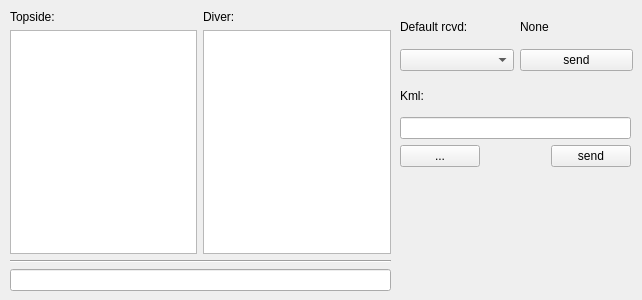
pi19404/labust-ros-pkg, file caddy/caddy_ui/src/rqt_caddy/resource/CaddyGui.ui: the form before one commit.
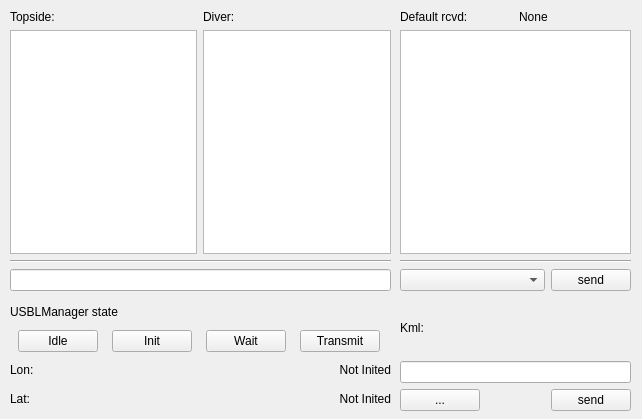
The form after the commit.

Commit message: Extended the caddy gui. Added available diver KML elipsoid calculation and drawing to ros2ge. Added publishing and external state changing of the USBLManager.

Diff of the .ui file:
```diff
--- a/caddy/caddy_ui/src/rqt_caddy/resource/CaddyGui.ui
+++ b/caddy/caddy_ui/src/rqt_caddy/resource/CaddyGui.ui
@@ -7,7 +7,7 @@
     <x>0</x>
     <y>0</y>
     <width>642</width>
-    <height>300</height>
+    <height>419</height>
    </rect>
   </property>
   <property name="windowTitle">
@@ -83,8 +83,8 @@
     <rect>
      <x>400</x>
      <y>10</y>
-     <width>233</width>
-     <height>61</height>
+     <width>231</width>
+     <height>281</height>
     </rect>
    </property>
    <layout class="QVBoxLayout" name="verticalLayout">
@@ -112,13 +112,36 @@
       </item>
      </layout>
     </item>
+    <item>
+     <widget class="QTextEdit" name="textEdit"/>
+    </item>
+    <item>
+     <widget class="Line" name="line">
+      <property name="orientation">
+       <enum>Qt::Horizontal</enum>
+      </property>
+     </widget>
+    </item>
     <item>
      <layout class="QHBoxLayout" name="horizontalLayout">
       <item>
-       <widget class="QComboBox" name="defaultComboBox"/>
+       <widget class="QComboBox" name="defaultComboBox">
+        <property name="sizePolicy">
+         <sizepolicy hsizetype="MinimumExpanding" vsizetype="Maximum">
+          <horstretch>0</horstretch>
+          <verstretch>0</verstretch>
+         </sizepolicy>
+        </property>
+       </widget>
       </item>
       <item>
        <widget class="QPushButton" name="sendDefault">
+        <property name="sizePolicy">
+         <sizepolicy hsizetype="Maximum" vsizetype="Maximum">
+          <horstretch>0</horstretch>
+          <verstretch>0</verstretch>
+         </sizepolicy>
+        </property>
         <property name="text">
          <string>send</string>
         </property>
@@ -132,9 +155,9 @@
    <property name="geometry">
     <rect>
      <x>400</x>
-     <y>80</y>
+     <y>300</y>
      <width>231</width>
-     <height>87</height>
+     <height>111</height>
     </rect>
    </property>
    <layout class="QVBoxLayout" name="verticalLayout_2">
@@ -181,6 +204,147 @@
     </item>
    </layout>
   </widget>
+  <widget class="QWidget" name="verticalLayoutWidget_4">
+   <property name="geometry">
+    <rect>
+     <x>10</x>
+     <y>300</y>
+     <width>381</width>
+     <height>111</height>
+    </rect>
+   </property>
+   <layout class="QVBoxLayout" name="initDiverLayout">
+    <item>
+     <widget class="QLabel" name="managerLabel">
+      <property name="text">
+       <string>USBLManager state</string>
+      </property>
+     </widget>
+    </item>
+    <item>
+     <layout class="QHBoxLayout" name="initButtonLayout">
+      <item>
+       <widget class="QPushButton" name="idleButton">
+        <property name="sizePolicy">
+         <sizepolicy hsizetype="Maximum" vsizetype="Fixed">
+          <horstretch>0</horstretch>
+          <verstretch>0</verstretch>
+         </sizepolicy>
+        </property>
+        <property name="text">
+         <string>Idle</string>
+        </property>
+       </widget>
+      </item>
+      <item>
+       <widget class="QPushButton" name="initDiverButton">
+        <property name="sizePolicy">
+         <sizepolicy hsizetype="Maximum" vsizetype="Fixed">
+          <horstretch>0</horstretch>
+          <verstretch>0</verstretch>
+         </sizepolicy>
+        </property>
+        <property name="text">
+         <string>Init</string>
+        </property>
+       </widget>
+      </item>
+      <item>
+       <widget class="QPushButton" name="waitButton">
+        <property name="sizePolicy">
+         <sizepolicy hsizetype="Maximum" vsizetype="Fixed">
+          <horstretch>0</horstretch>
+          <verstretch>0</verstretch>
+         </sizepolicy>
+        </property>
+        <property name="text">
+         <string>Wait</string>
+        </property>
+       </widget>
+      </item>
+      <item>
+       <widget class="QPushButton" name="transmitButton">
+        <property name="sizePolicy">
+         <sizepolicy hsizetype="Maximum" vsizetype="Fixed">
+          <horstretch>0</horstretch>
+          <verstretch>0</verstretch>
+         </sizepolicy>
+        </property>
+        <property name="text">
+         <string>Transmit</string>
+        </property>
+       </widget>
+      </item>
+     </layout>
+    </item>
+    <item>
+     <layout class="QHBoxLayout" name="horizontalLayout_6">
+      <item>
+       <widget class="QLabel" name="lonTextLabel">
+        <property name="sizePolicy">
+         <sizepolicy hsizetype="Maximum" vsizetype="Preferred">
+          <horstretch>0</horstretch>
+          <verstretch>0</verstretch>
+         </sizepolicy>
+        </property>
+        <property name="text">
+         <string>Lon:</string>
+        </property>
+       </widget>
+      </item>
+      <item>
+       <widget class="QLabel" name="lonLabel">
+        <property name="sizePolicy">
+         <sizepolicy hsizetype="MinimumExpanding" vsizetype="Preferred">
+          <horstretch>0</horstretch>
+          <verstretch>0</verstretch>
+         </sizepolicy>
+        </property>
+        <property name="text">
+         <string>Not Inited</string>
+        </property>
+        <property name="alignment">
+         <set>Qt::AlignRight|Qt::AlignTrailing|Qt::AlignVCenter</set>
+        </property>
+       </widget>
+      </item>
+     </layout>
+    </item>
+    <item>
+     <layout class="QHBoxLayout" name="horizontalLayout_5">
+      <item>
+       <widget class="QLabel" name="latTextLabel">
+        <property name="sizePolicy">
+         <sizepolicy hsizetype="Maximum" vsizetype="Preferred">
+          <horstretch>0</horstretch>
+          <verstretch>0</verstretch>
+         </sizepolicy>
+        </property>
+        <property name="text">
+         <string>Lat:</string>
+        </property>
+       </widget>
+      </item>
+      <item>
+       <widget class="QLabel" name="latLabel">
+        <property name="sizePolicy">
+         <sizepolicy hsizetype="MinimumExpanding" vsizetype="Preferred">
+          <horstretch>0</horstretch>
+          <verstretch>0</verstretch>
+         </sizepolicy>
+        </property>
+        <property name="text">
+         <string>Not Inited</string>
+        </property>
+        <property name="alignment">
+         <set>Qt::AlignRight|Qt::AlignTrailing|Qt::AlignVCenter</set>
+        </property>
+       </widget>
+      </item>
+     </layout>
+    </item>
+   </layout>
+  </widget>
  </widget>
  <resources/>
  <connections/>
```
The commit also changes 5 other files.
